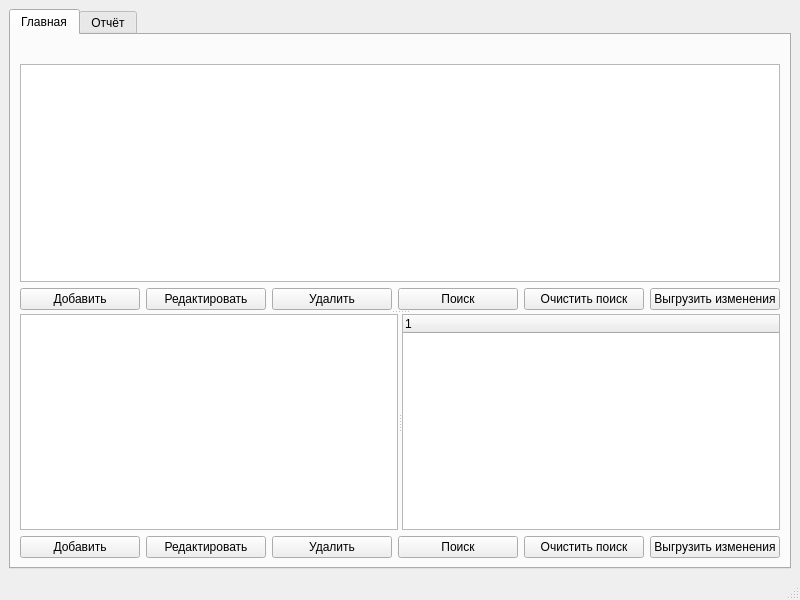
Old version of the form src/gui/mainwindow.ui in the repository molchanovsv/kursovaya2.
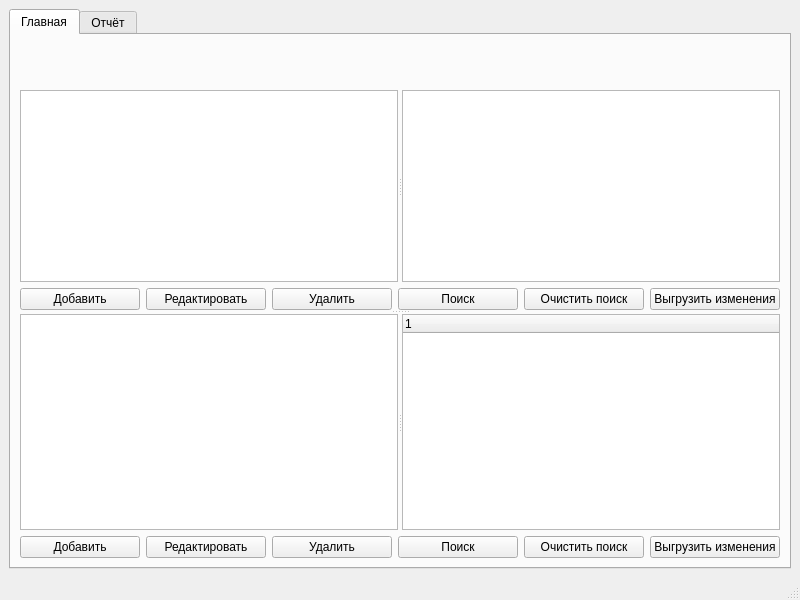
New version of the form.

Commit message: Add vector and full hash table view

What changed in the file:
```diff
--- a/src/gui/mainwindow.ui
+++ b/src/gui/mainwindow.ui
@@ -37,6 +37,18 @@
                 </widget>
                </item>
                <item>
+                <widget class="QSplitter" name="studentsSplitter">
+                 <property name="orientation">
+                  <enum>Qt::Horizontal</enum>
+                 </property>
+                 <widget class="QTableWidget" name="studentsVectorTable">
+                  <property name="sizePolicy">
+                   <sizepolicy hsizetype="Expanding" vsizetype="Expanding">
+                    <horstretch>0</horstretch>
+                    <verstretch>0</verstretch>
+                   </sizepolicy>
+                  </property>
+                 </widget>
                 <widget class="QTableWidget" name="studentsTable">
                 <property name="sizePolicy">
                  <sizepolicy hsizetype="Expanding" vsizetype="Expanding">
@@ -44,6 +56,7 @@
                   <verstretch>0</verstretch>
                  </sizepolicy>
                 </property>
+                 </widget>
                </widget>
               </item>
         <item>
```
Lines whose indentation alone changed are shown as unchanged. The commit also changes 4 other files.
